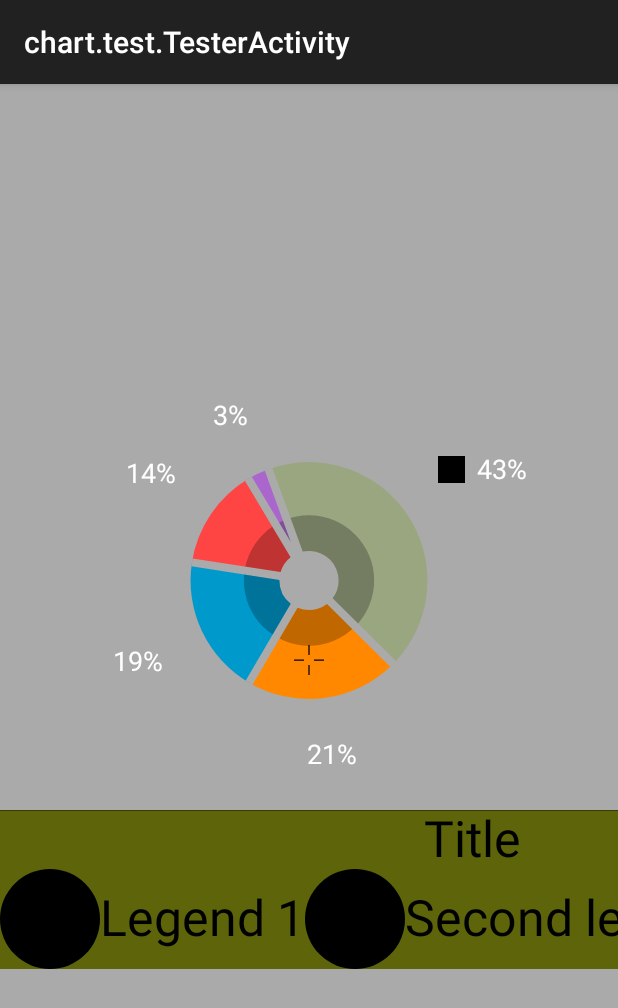
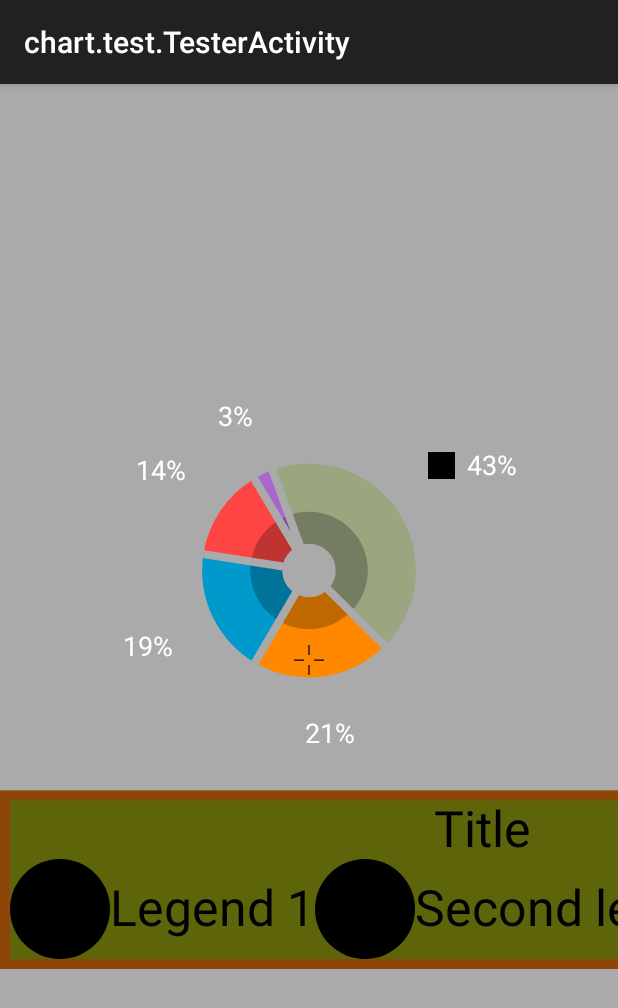
Before and after one commit to mahozad/android-pie-chart, an Android app: the screen it shows after launch (TesterActivity), on a phone screen of 412 x 824 dp. Shown: the top 1008 px of the screen. Run offline under Robolectric (Android 15) with nearby library versions, the phone set to English and light mode, and no system bars.

Commit message:
Use Arranger for arranging children and update border and background drawing

```diff
--- a/piechart/src/main/kotlin/ir/mahozad/android/PieChart.kt
+++ b/piechart/src/main/kotlin/ir/mahozad/android/PieChart.kt
@@ -368,7 +368,7 @@ class PieChart(context: Context, attrs: AttributeSet) : View(context, attrs) {
         val legend2 = Container(children = listOf(icon2, label2), childrenAlignment = Alignment.CENTER, layoutDirection = LayoutDirection.HORIZONTAL)
         val legend3 = Container(children = listOf(icon3, label3), childrenAlignment = Alignment.CENTER, layoutDirection = LayoutDirection.HORIZONTAL)
         val legends = Container(children = listOf(legend1, legend2, legend3), childrenAlignment = Alignment.CENTER, layoutDirection = LayoutDirection.HORIZONTAL)
-        legendsBox = Container(children = listOf(legendsTitle, legends), childrenAlignment = Alignment.CENTER, layoutDirection = LayoutDirection.VERTICAL, background = Background(Color.argb(170, 93, 100, 10)), border = Border(10f))
+        legendsBox = Container(children = listOf(legendsTitle, legends), childrenAlignment = Alignment.CENTER, layoutDirection = LayoutDirection.VERTICAL, background = Background(Color.argb(170, 93, 100, 10)), border = Border(10f, color= Color.RED, alpha = 0.3f))
         /* if (legendType == TOP | BOTTOM) */
         val maxAvailableWidth = (width - paddingLeft - paddingRight).toFloat()
         val maxAvailableHeight = (height - paddingTop - paddingBottom) / 2f // Arbitrary
--- a/piechart/src/main/kotlin/ir/mahozad/android/component/Container.kt
+++ b/piechart/src/main/kotlin/ir/mahozad/android/component/Container.kt
@@ -4,8 +4,8 @@ import android.graphics.Canvas
 import android.graphics.DashPathEffect
 import android.graphics.Paint
 import android.graphics.RectF
+import ir.mahozad.android.Coordinates
 import ir.mahozad.android.component.Wrapping.Wrap
-import kotlin.math.max
 
 internal class Container(
     private val children: List<Box>,
@@ -19,6 +19,7 @@ internal class Container(
 ) : Box {
 
     private val bounds = RectF(0f, 0f, 0f, 0f)
+    private val borderBounds = RectF(0f, 0f, 0f, 0f)
     private val paint = Paint()
 
     // init {
@@ -43,66 +44,44 @@ internal class Container(
 
     override val width by lazy {
         if (layoutDirection == LayoutDirection.HORIZONTAL) {
-            children.sumOf { it.width.toDouble() }.toFloat()
+            children.sumOf { it.width.toDouble() }.toFloat() + ((border?.thickness ?: 0f) * 2 + (paddings?.start ?: 0f) + (paddings?.end ?: 0f))
         } else {
-            children.maxOf { it.width }
+            children.maxOf { it.width } + ((border?.thickness ?: 0f) * 2 + (paddings?.start ?: 0f) + (paddings?.end ?: 0f))
         }
     }
     override val height by lazy {
         if (layoutDirection == LayoutDirection.HORIZONTAL) {
-            children.maxOf { it.height }
+            children.maxOf { it.height } + ((border?.thickness ?: 0f) * 2 + (paddings?.top ?: 0f) + (paddings?.bottom ?: 0f))
         } else {
-            children.sumOf { it.height.toDouble() }.toFloat()
+            children.sumOf { it.height.toDouble() }.toFloat() + ((border?.thickness ?: 0f) * 2 + (paddings?.top ?: 0f) + (paddings?.bottom ?: 0f))
         }
     }
 
     override fun layOut(top: Float, start: Float, drawDirection: DrawDirection) {
         bounds.set(start, top, start + width, top + height) // Used to draw the background
-
-        val maxWidth = children.maxOf { it.width }
-        val maxHeight = children.maxOf { it.height }
-        var childTop = top
-        var childStart = start
-        for (child in children) {
-            if (childrenAlignment == Alignment.START && layoutDirection == LayoutDirection.HORIZONTAL) {
-                // all child tops should be parent top
-            } else if (childrenAlignment == Alignment.START && layoutDirection == LayoutDirection.VERTICAL && drawDirection == DrawDirection.RTL) {
-                // all child rights should be parent right
-            } else if (childrenAlignment == Alignment.START && layoutDirection == LayoutDirection.VERTICAL && drawDirection == DrawDirection.LTR) {
-                // all child lefts should be parent left
-            } else if (childrenAlignment == Alignment.END && layoutDirection == LayoutDirection.HORIZONTAL) {
-                // all child bottoms should be parent bottom
-            } else if (childrenAlignment == Alignment.END && layoutDirection == LayoutDirection.VERTICAL && drawDirection == DrawDirection.RTL) {
-                // all child lefts should be parent left
-            } else if (childrenAlignment == Alignment.END && layoutDirection == LayoutDirection.VERTICAL && drawDirection == DrawDirection.LTR) {
-                // all child rights should be parent right
-            } else if (childrenAlignment == Alignment.CENTER && layoutDirection == LayoutDirection.HORIZONTAL) {
-                childTop = top + max(0f, (maxHeight - child.height) / 2f)
-                child.layOut(childTop, childStart, drawDirection)
-                childStart += child.width /* + margin, padding, etc. */
-            } else /* if CENTER && VERTICAL */ {
-                childStart = start + max(0f, (maxWidth - child.width) / 2f)
-                child.layOut(childTop, childStart, drawDirection)
-                childTop += child.height /* + margin, padding, etc. */
-            }
+        val borderOffset = (border?.thickness?: 0f) / 2f
+        borderBounds.set(bounds.left + borderOffset, bounds.top + borderOffset, bounds.right - borderOffset, bounds.bottom - borderOffset)
+        val positions = calculateStartPositions(children, layoutDirection, drawDirection, childrenAlignment, Coordinates(start, top), wrapping, paddings, border, 10000000f, 10000000f,)
+        for ((i, child) in children.withIndex()) {
+            child.layOut(positions[i].y, positions[i].x, drawDirection)
         }
     }
 
     override fun draw(canvas: Canvas) {
+        background?.let { background ->
+            paint.style = Paint.Style.FILL
+            paint.color = background.color
+            paint.alpha = (background.alpha * 255).toInt()
+            canvas.drawRoundRect(bounds, background.cornerRadius, background.cornerRadius, paint)
+        }
+        // NOTE: Border is drawn on top of the background so draw it AFTER drawing the background
         border?.let { border ->
             paint.style = Paint.Style.STROKE
             paint.color = border.color
             paint.alpha = (border.alpha * 255).toInt()
             paint.strokeWidth = border.thickness
             border.dashArray?.let { paint.pathEffect = DashPathEffect(it.toFloatArray(), 0f) }
-            // FIXME: Reduce the bounds so much so that the borders are accommodated
-            canvas.drawRoundRect(bounds, border.cornerRadius, border.cornerRadius, paint)
-        }
-        background?.let { background ->
-            paint.style = Paint.Style.FILL
-            paint.color = background.color
-            paint.alpha = (background.alpha * 255).toInt()
-            canvas.drawRoundRect(bounds, background.cornerRadius, background.cornerRadius, paint)
+            canvas.drawRoundRect(borderBounds, border.cornerRadius, border.cornerRadius, paint)
         }
         for (child in children) {
             child.draw(canvas)
```
